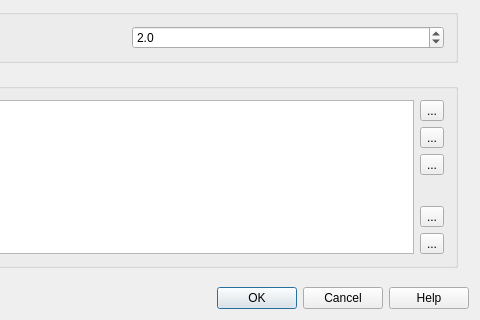
Before: the Qt Designer form src/ui/qgsoptionsbase.ui in qgis/QGIS, drawn with Qt 5; both pictures show x 377 to 857 and y 338 to 658 of the 857 by 658 pixel window.
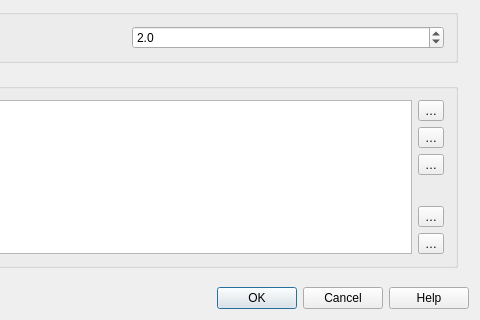
After: the same form once the commit is applied. The open tabs and pages were chosen to show the change. Icons and pictures are not drawn. Custom widgets are drawn as their Qt base class.

The edit to the form file:
```diff
--- a/src/ui/qgsoptionsbase.ui
+++ b/src/ui/qgsoptionsbase.ui
@@ -3405,7 +3405,7 @@
                        <string>Add predefined scale</string>
                       </property>
                       <property name="text">
-                       <string>...</string>
+                       <string>…</string>
                       </property>
                       <property name="icon">
                        <iconset resource="../../images/images.qrc">
@@ -3419,7 +3419,7 @@
                        <string>Remove selected</string>
                       </property>
                       <property name="text">
-                       <string>...</string>
+                       <string>…</string>
                       </property>
                       <property name="icon">
                        <iconset resource="../../images/images.qrc">
@@ -3433,7 +3433,7 @@
                        <string>Reset to default scales</string>
                       </property>
                       <property name="text">
-                       <string>...</string>
+                       <string>…</string>
                       </property>
                       <property name="icon">
                        <iconset resource="../../images/images.qrc">
@@ -3460,7 +3460,7 @@
                        <string>Import from file</string>
                       </property>
                       <property name="text">
-                       <string>...</string>
+                       <string>…</string>
                       </property>
                       <property name="icon">
                        <iconset resource="../../images/images.qrc">
@@ -3474,7 +3474,7 @@
                        <string>Export to file</string>
                       </property>
                       <property name="text">
-                       <string>...</string>
+                       <string>…</string>
                       </property>
                       <property name="icon">
                        <iconset resource="../../images/images.qrc">
```
